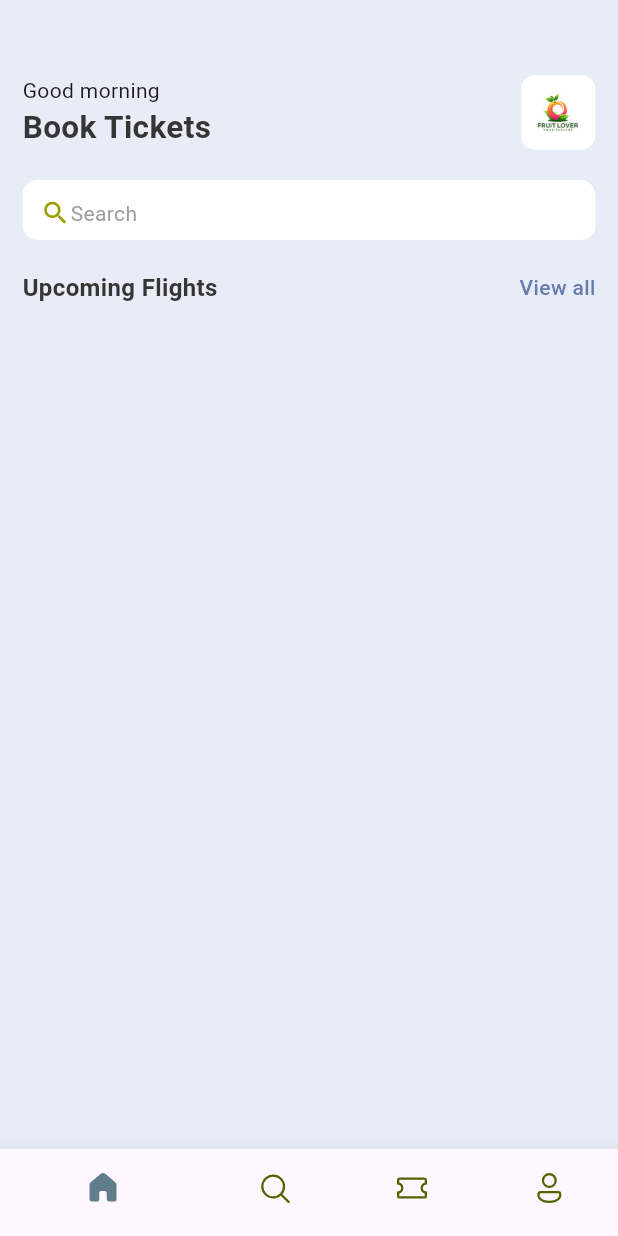
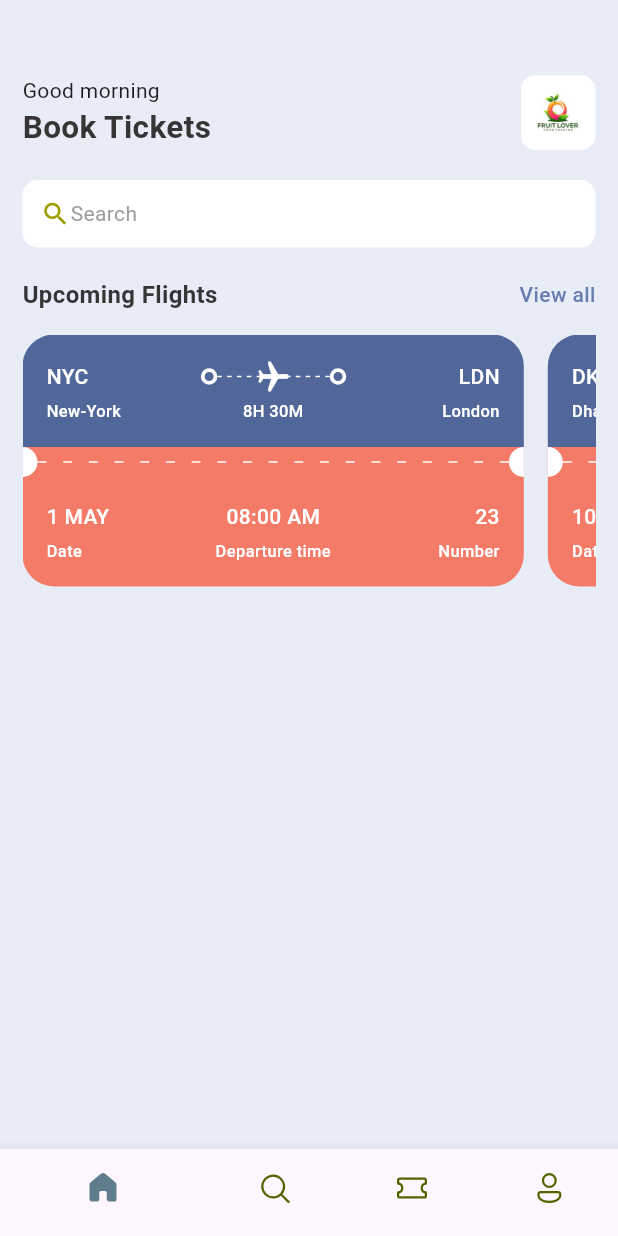
Before and after one commit to KhingZaw/ticket_app, a Flutter app: the screen it shows after launch, on a phone screen of 412 x 824 dp. Run offline on Flutter 3.47's test engine with Material 3 defaults, Android fonts, the phone set to English and light mode, and no system bars; our stand-ins replace fluentui_icons.

Commit message:
[Ticket view]

```diff
--- a/lib/constants/app_styles.dart
+++ b/lib/constants/app_styles.dart
@@ -6,6 +6,8 @@ class AppStyles {
   static Color primaryColor = primary;
   static Color textColor = const Color.fromARGB(255, 53, 53, 53);
   static Color bgColor = const Color.fromARGB(255, 231, 236, 247);
+  static Color ticketBlue = const Color(0xFF526799);
+  static Color ticketOrange = const Color(0xFFF37B67);
 
   static TextStyle headLineStyle1 =
       TextStyle(fontSize: 21, fontWeight: FontWeight.bold, color: textColor);
@@ -17,4 +19,8 @@ class AppStyles {
     fontSize: 14,
     fontWeight: FontWeight.w500,
   );
+  static TextStyle headLineStyle4 = const TextStyle(
+    fontSize: 11,
+    fontWeight: FontWeight.w500,
+  );
 }
--- /dev/null
+++ b/lib/data/all_json.dart
@@ -0,0 +1,50 @@
+List<Map<String, dynamic>> ticketList = [
+  {
+    'from': {'code': "NYC", 'name': "New-York"},
+    'to': {'code': "LDN", 'name': "London"}, //
+    'flying_time': '8H 30M',
+    'date': "1 MAY",
+    'departure': "08:00 AM",
+    'number': 23
+  },
+  {
+    'from': {'code': "DK", 'name': "Dhaka"},
+    'to': {'code': "SH", 'name': "Shanghai"}, //
+    'flying_time': '4H 20M',
+    'date': "10 MAY",
+    'departure': "09:00 AM",
+    'number': 45
+  },
+  {
+    'from': {'code': "DK", 'name': "Dhaka"},
+    'to': {'code': "GZ", 'name': "Guangzhou"}, //
+    'flying_time': '4H 20M',
+    'date': "12 MAY",
+    'departure': "11:00 AM",
+    'number': 55
+  },
+  {
+    'from': {'code': "DK", 'name': "Dhaka"},
+    'to': {'code': "SH", 'name': "Shanghai"}, //
+    'flying_time': '4H 20M',
+    'date': "10 MAY",
+    'departure': "09:00 AM",
+    'number': 45
+  },
+  {
+    'from': {'code': "NYC", 'name': "New-York"},
+    'to': {'code': "LDN", 'name': "London"}, //
+    'flying_time': '8H 30M',
+    'date': "1 MAY",
+    'departure': "08:00 AM",
+    'number': 23
+  },
+  {
+    'from': {'code': "DK", 'name': "Dhaka"},
+    'to': {'code': "GZ", 'name': "Guangzhou"}, //
+    'flying_time': '4H 20M',
+    'date': "12 MAY",
+    'departure': "11:00 AM",
+    'number': 55
+  },
+];
--- /dev/null
+++ b/lib/screens/all_tickets.dart
@@ -0,0 +1,12 @@
+import 'package:flutter/material.dart';
+
+class AllTickets extends StatelessWidget {
+  const AllTickets({super.key});
+
+  @override
+  Widget build(BuildContext context) {
+    return Scaffold(
+      appBar: AppBar(),
+    );
+  }
+}
--- a/lib/screens/home_screen.dart
+++ b/lib/screens/home_screen.dart
@@ -1,7 +1,9 @@
 import 'package:flutter/material.dart';
 import 'package:ticket_app/constants/app_styles.dart';
 import 'package:ticket_app/constants/media.dart';
+import 'package:ticket_app/data/all_json.dart';
 import 'package:ticket_app/widgets/app_double_text.dart';
+import 'package:ticket_app/widgets/ticket_view.dart';
 
 class HomeScreen extends StatelessWidget {
   const HomeScreen({super.key});
@@ -47,7 +49,7 @@ class HomeScreen extends StatelessWidget {
                   padding:
                       const EdgeInsets.symmetric(horizontal: 12, vertical: 12),
                   width: double.infinity,
-                  height: 40,
+                  height: 45,
                   decoration: const BoxDecoration(
                     borderRadius: BorderRadius.all(Radius.circular(10)),
                     color: Colors.white,
@@ -74,6 +76,18 @@ class HomeScreen extends StatelessWidget {
                   bigText: 'Upcoming Flights',
                   smallText: 'View all',
                 ),
+                const SizedBox(
+                  height: 15,
+                ),
+                SingleChildScrollView(
+                    scrollDirection: Axis.horizontal,
+                    child: Row(
+                        children: ticketList
+                            .take(3)
+                            .map((e) => TicketView(
+                                  ticket: e,
+                                ))
+                            .toList()))
               ],
             ),
           ]),
--- a/lib/widgets/app_double_text.dart
+++ b/lib/widgets/app_double_text.dart
@@ -1,5 +1,6 @@
 import 'package:flutter/material.dart';
 import 'package:ticket_app/constants/app_styles.dart';
+import 'package:ticket_app/screens/all_tickets.dart';
 
 class AppDoubleText extends StatelessWidget {
   const AppDoubleText({
@@ -19,7 +20,13 @@ class AppDoubleText extends StatelessWidget {
           style: AppStyles.headLineStyle2,
         ),
         InkWell(
-          onTap: () {},
+          onTap: () {
+            Navigator.push(
+              context,
+              MaterialPageRoute(
+                  builder: (BuildContext context) => const AllTickets()),
+            );
+          },
           child: Text(smallText,
               style: AppStyles.headLineStyle3
                   .copyWith(color: AppStyles.primaryColor)),
--- /dev/null
+++ b/lib/widgets/app_layout_builder.dart
@@ -0,0 +1,29 @@
+import 'package:flutter/material.dart';
+
+class AppLayoutBuilder extends StatelessWidget {
+  final int randomDivider;
+  final double width;
+  const AppLayoutBuilder(
+      {super.key, required this.randomDivider, this.width = 3});
+
+  @override
+  Widget build(BuildContext context) {
+    return LayoutBuilder(
+        builder: (BuildContext context, BoxConstraints constraints) {
+      return Flex(
+        mainAxisAlignment: MainAxisAlignment.spaceBetween,
+        direction: Axis.horizontal,
+        children: List.generate(
+            (constraints.constrainWidth() / randomDivider).floor(),
+            (index) => SizedBox(
+                  width: width,
+                  height: 1,
+                  child: const DecoratedBox(
+                      decoration: BoxDecoration(
+                    color: Colors.white,
+                  )),
+                )),
+      );
+    });
+  }
+}
--- /dev/null
+++ b/lib/widgets/big_circle.dart
@@ -0,0 +1,28 @@
+import 'package:flutter/material.dart';
+
+class BigCircle extends StatelessWidget {
+  final bool isRight;
+  const BigCircle({
+    super.key,
+    required this.isRight,
+  });
+
+  @override
+  Widget build(BuildContext context) {
+    return SizedBox(
+      height: 20,
+      width: 10,
+      child: DecoratedBox(
+        decoration: BoxDecoration(
+            color: Colors.white,
+            borderRadius: isRight == true
+                ? const BorderRadius.only(
+                    topLeft: Radius.circular(10),
+                    bottomLeft: Radius.circular(10))
+                : const BorderRadius.only(
+                    topRight: Radius.circular(10),
+                    bottomRight: Radius.circular(10))),
+      ),
+    );
+  }
+}
--- /dev/null
+++ b/lib/widgets/big_dot.dart
@@ -0,0 +1,17 @@
+import 'package:flutter/material.dart';
+
+class BigDot extends StatelessWidget {
+  const BigDot({
+    super.key,
+  });
+
+  @override
+  Widget build(BuildContext context) {
+    return Container(
+      padding: const EdgeInsets.all(3),
+      decoration: BoxDecoration(
+          border: Border.all(width: 2.5, color: Colors.white),
+          borderRadius: BorderRadius.circular(20)),
+    );
+  }
+}
--- /dev/null
+++ b/lib/widgets/text_style_fourth.dart
@@ -0,0 +1,21 @@
+import 'package:flutter/material.dart';
+import 'package:ticket_app/constants/app_styles.dart';
+
+class TextStyleFourth extends StatelessWidget {
+  final String text;
+  final bool textAlign;
+  const TextStyleFourth({
+    super.key,
+    required this.text,
+    this.textAlign = true,
+  });
+
+  @override
+  Widget build(BuildContext context) {
+    return Text(
+      text,
+      textAlign: textAlign == true ? TextAlign.start : TextAlign.end,
+      style: AppStyles.headLineStyle4.copyWith(color: Colors.white),
+    );
+  }
+}
--- /dev/null
+++ b/lib/widgets/text_style_third.dart
@@ -0,0 +1,21 @@
+import 'package:flutter/material.dart';
+import 'package:ticket_app/constants/app_styles.dart';
+
+class TextStyleThird extends StatelessWidget {
+  final String text;
+  final bool textAlign;
+  const TextStyleThird({
+    super.key,
+    required this.text,
+    this.textAlign = true,
+  });
+
+  @override
+  Widget build(BuildContext context) {
+    return Text(
+      text,
+      textAlign: textAlign == true ? TextAlign.start : TextAlign.end,
+      style: AppStyles.headLineStyle3.copyWith(color: Colors.white),
+    );
+  }
+}
--- /dev/null
+++ b/lib/widgets/ticket_view.dart
@@ -0,0 +1,179 @@
+import 'package:flutter/material.dart';
+import 'package:ticket_app/constants/app_styles.dart';
+import 'package:ticket_app/widgets/app_layout_builder.dart';
+import 'package:ticket_app/widgets/big_circle.dart';
+import 'package:ticket_app/widgets/big_dot.dart';
+import 'package:ticket_app/widgets/text_style_fourth.dart';
+import 'package:ticket_app/widgets/text_style_third.dart';
+
+class TicketView extends StatelessWidget {
+  final Map<String, dynamic> ticket;
+  const TicketView({super.key, required this.ticket});
+
+  @override
+  Widget build(BuildContext context) {
+    final size = MediaQuery.of(context).size;
+    return SizedBox(
+      width: size.width * 0.85,
+      height: 189,
+      child: Container(
+        margin: const EdgeInsets.only(right: 16),
+        child: Column(
+          children: [
+            //blue part of the ticket
+            Container(
+              padding: const EdgeInsets.all(16),
+              decoration: BoxDecoration(
+                color: AppStyles.ticketBlue,
+                borderRadius: const BorderRadius.only(
+                  topLeft: Radius.circular(21),
+                  topRight: Radius.circular(21),
+                ),
+              ),
+              child: Column(
+                children: [
+                  //show departure and destination with icons first line
+                  Row(
+                    children: [
+                      TextStyleThird(
+                        text: ticket["from"]["code"],
+                      ),
+                      Expanded(child: Container()),
+                      const BigDot(),
+                      Expanded(
+                          child: Stack(
+                        children: [
+                          const SizedBox(
+                            height: 24,
+                            child: AppLayoutBuilder(
+                              randomDivider: 6,
+                            ),
+                          ),
+                          Center(
+                            child: Transform.rotate(
+                              angle: 1.57,
+                              child: const Icon(
+                                Icons.local_airport_rounded,
+                                color: Colors.white,
+                              ),
+                            ),
+                          ),
+                        ],
+                      )),
+                      const BigDot(),
+                      Expanded(child: Container()),
+                      TextStyleThird(
+                        text: ticket["to"]["code"],
+                      ),
+                    ],
+                  ),
+                  const SizedBox(
+                    height: 3,
+                  ),
+                  //show departure and destination names with time
+                  Row(
+                    children: [
+                      SizedBox(
+                        width: 100,
+                        child: TextStyleFourth(
+                          text: ticket["from"]["name"],
+                        ),
+                      ),
+                      Expanded(child: Container()),
+                      TextStyleFourth(text: ticket["flying_time"]),
+                      Expanded(child: Container()),
+                      SizedBox(
+                        width: 100,
+                        child: TextStyleFourth(
+                          text: ticket["to"]["name"],
+                          textAlign: false,
+                        ),
+                      ),
+                    ],
+                  ),
+                ],
+              ),
+            ),
+            //circle and dots
+            Container(
+              height: 20,
+              color: AppStyles.ticketOrange,
+              child: const Row(
+                children: [
+                  BigCircle(
+                    isRight: false,
+                  ),
+                  Expanded(
+                      child: AppLayoutBuilder(
+                    randomDivider: 16,
+                    width: 6,
+                  )),
+                  BigCircle(
+                    isRight: true,
+                  ),
+                ],
+              ),
+            ),
+            //orange part of the ticket
+            Container(
+              padding: const EdgeInsets.all(16),
+              decoration: BoxDecoration(
+                color: AppStyles.ticketOrange,
+                borderRadius: const BorderRadius.only(
+                  bottomLeft: Radius.circular(21),
+                  bottomRight: Radius.circular(21),
+                ),
+              ),
+              child: Column(
+                children: [
+                  //show departure and destination with icons first line
+                  Row(
+                    children: [
+                      SizedBox(
+                        width: 70,
+                        child: TextStyleThird(
+                          text: ticket["date"],
+                        ),
+                      ),
+                      Expanded(child: Container()),
+                      TextStyleThird(
+                        text: ticket["departure"],
+                      ),
+                      Expanded(child: Container()),
+                      SizedBox(
+                        width: 70,
+                        child: TextStyleThird(
+                          text: ticket["number"].toString(),
+                          textAlign: false,
+                        ),
+                      ),
+                    ],
+                  ),
+                  const SizedBox(
+                    height: 5,
+                  ),
+                  //show departure and destination names with time
+                  Row(
+                    children: [
+                      const SizedBox(
+                          width: 70, child: TextStyleFourth(text: "Date")),
+                      Expanded(child: Container()),
+                      const TextStyleFourth(text: "Departure time"),
+                      Expanded(child: Container()),
+                      const SizedBox(
+                          width: 70,
+                          child: TextStyleFourth(
+                            text: "Number",
+                            textAlign: false,
+                          )),
+                    ],
+                  ),
+                ],
+              ),
+            ),
+          ],
+        ),
+      ),
+    );
+  }
+}
```
